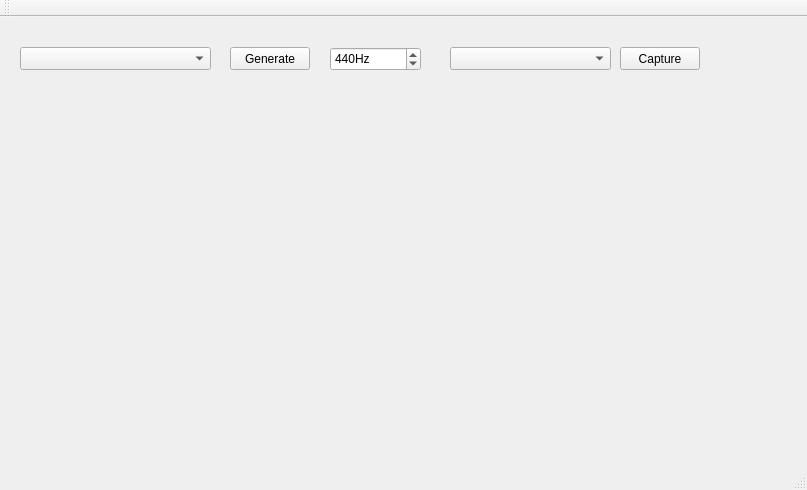
Old version of the form mainwindow.ui in the repository polovik/asa.
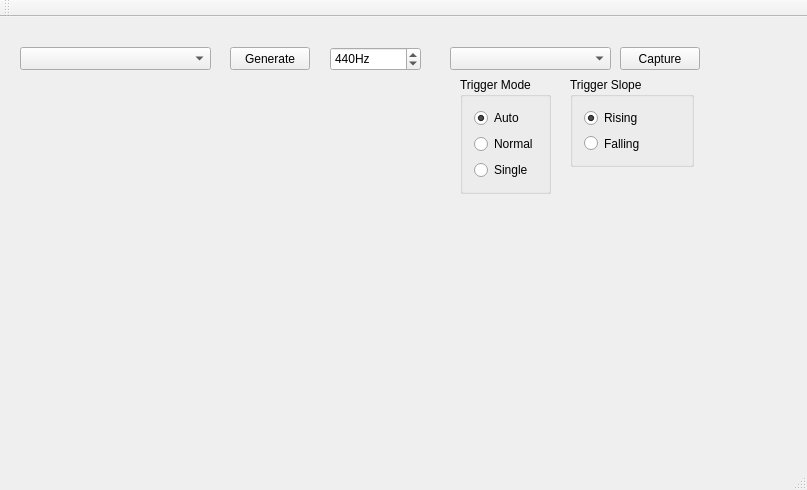
New version of the form. Custom widgets are drawn as their Qt base class.

Commit message: Add Auto and Normal trigger to UI.

Patch:
```diff
--- a/mainwindow.ui
+++ b/mainwindow.ui
@@ -101,6 +101,77 @@
      </rect>
     </property>
    </widget>
+   <widget class="QGroupBox" name="groupTriggerMode">
+    <property name="geometry">
+     <rect>
+      <x>460</x>
+      <y>60</y>
+      <width>91</width>
+      <height>117</height>
+     </rect>
+    </property>
+    <property name="title">
+     <string>Trigger Mode</string>
+    </property>
+    <layout class="QVBoxLayout" name="verticalLayout">
+     <item>
+      <widget class="QRadioButton" name="boxTriggerAuto">
+       <property name="text">
+        <string>Auto</string>
+       </property>
+       <property name="checked">
+        <bool>true</bool>
+       </property>
+      </widget>
+     </item>
+     <item>
+      <widget class="QRadioButton" name="boxTriggerNormal">
+       <property name="text">
+        <string>Normal</string>
+       </property>
+      </widget>
+     </item>
+     <item>
+      <widget class="QRadioButton" name="boxTriggerSingle">
+       <property name="text">
+        <string>Single</string>
+       </property>
+      </widget>
+     </item>
+    </layout>
+   </widget>
+   <widget class="QGroupBox" name="groupTriggerSlope">
+    <property name="geometry">
+     <rect>
+      <x>570</x>
+      <y>60</y>
+      <width>124</width>
+      <height>90</height>
+     </rect>
+    </property>
+    <property name="title">
+     <string>Trigger Slope</string>
+    </property>
+    <layout class="QVBoxLayout" name="verticalLayout_2">
+     <item>
+      <widget class="QRadioButton" name="boxSlopeRising">
+       <property name="text">
+        <string>Rising</string>
+       </property>
+       <property name="checked">
+        <bool>true</bool>
+       </property>
+      </widget>
+     </item>
+     <item>
+      <widget class="QRadioButton" name="boxSlopeFalling">
+       <property name="text">
+        <string>Falling</string>
+       </property>
+      </widget>
+     </item>
+    </layout>
+   </widget>
   </widget>
   <widget class="QMenuBar" name="menuBar">
    <property name="geometry">
```
The commit also changes 6 other files.
